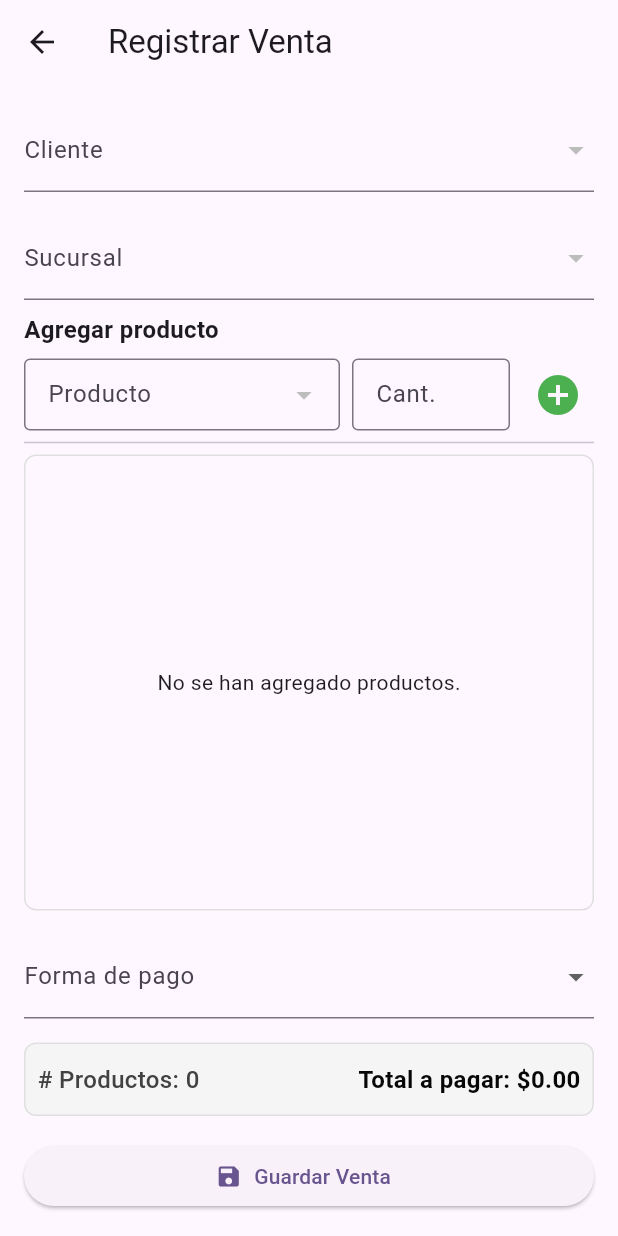
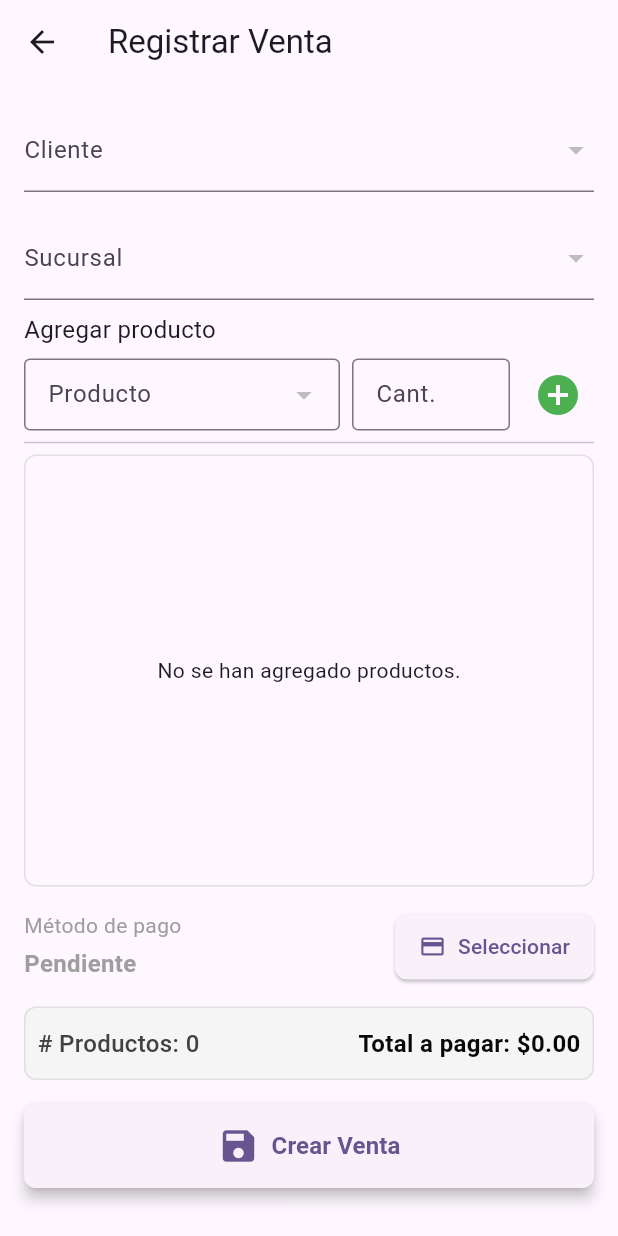
Before and after one commit to dmr617805/proyectofinal, a Flutter app: the VentaFormScreen screen opened by its route, on a phone screen of 412 x 824 dp. Run offline on Flutter 3.47's test engine with Material 3 defaults, Android fonts, the phone set to English and light mode, and no system bars; our stand-ins replace shared_preferences, sqflite; accounts and stored records are empty.

Commit message:
se agrega metodo de pago y mejoras a ventas

```diff
--- a/lib/main.dart
+++ b/lib/main.dart
@@ -7,12 +7,14 @@ import 'package:proyectofinal/screens/cliente/cliente_form_screen.dart';
 import 'package:proyectofinal/screens/cliente/cliente_screen.dart';
 import 'package:proyectofinal/screens/home_page.dart';
 import 'package:proyectofinal/screens/login_screen.dart';
+import 'package:proyectofinal/screens/metodo_pago/metodo_pago_form_screen.dart';
 import 'package:proyectofinal/screens/producto/producto_form_screen.dart';
 import 'package:proyectofinal/screens/producto/producto_screen.dart';
 import 'package:proyectofinal/screens/sucursal/sucursal_form_screen.dart';
 import 'package:proyectofinal/screens/sucursal/sucursal_screen.dart';
 import 'package:proyectofinal/screens/venta/venta_form_screen.dart';
 import 'package:proyectofinal/viewmodels/cliente_viewmodel.dart';
+import 'package:proyectofinal/viewmodels/metodo_pago_viewmodel.dart';
 import 'package:proyectofinal/viewmodels/producto_viewmodel.dart';
 import 'package:proyectofinal/viewmodels/sucursal_viewmodel.dart';
 import 'package:proyectofinal/viewmodels/venta_viewmodel.dart';
@@ -33,6 +35,7 @@ class MyApp extends StatelessWidget {
         ChangeNotifierProvider(create: (_) => SucursalViewModel()),
         ChangeNotifierProvider(create: (_) => ProductoViewModel()),
         ChangeNotifierProvider(create: (_) => VentaViewModel()),
+        ChangeNotifierProvider(create: (_) => MetodoPagoViewmodel()),
         // ChangeNotifierProvider(create: (_) => UsuarioViewModel()),
       ],
       child: MaterialApp(
@@ -80,6 +83,9 @@ class MyApp extends StatelessWidget {
             case VentaFormScreen.routeName:
               return MaterialPageRoute(builder: (_) => const VentaFormScreen());
 
+            case MetodoPagoFormScreen.routeName:
+              return MaterialPageRoute(builder: (_) => const MetodoPagoFormScreen());
+
             default:
               return null;
           }
--- a/lib/screens/venta/venta_form_screen.dart
+++ b/lib/screens/venta/venta_form_screen.dart
@@ -2,6 +2,7 @@ import 'package:flutter/material.dart';
 import 'package:provider/provider.dart';
 import 'package:proyectofinal/models/cliente.dart';
 import 'package:proyectofinal/models/detalle_venta.dart';
+import 'package:proyectofinal/models/metodo_pago.dart';
 import 'package:proyectofinal/models/producto.dart';
 import 'package:proyectofinal/models/sucursal.dart';
 import 'package:proyectofinal/models/venta.dart';
@@ -9,6 +10,8 @@ import 'package:proyectofinal/viewmodels/cliente_viewmodel.dart';
 import 'package:proyectofinal/viewmodels/producto_viewmodel.dart';
 import 'package:proyectofinal/viewmodels/sucursal_viewmodel.dart';
 import 'package:proyectofinal/viewmodels/venta_viewmodel.dart';
+import 'package:proyectofinal/widgets/comun/boton_guardar.dart';
+import 'package:proyectofinal/widgets/metodo_pago/metodo_pago_selector.dart';
 import 'package:proyectofinal/widgets/venta/agregar_producto_widget.dart';
 import 'package:proyectofinal/widgets/venta/lista_detalle_productos_widget.dart';
 import 'package:proyectofinal/widgets/venta/totales_widget.dart';
@@ -24,13 +27,11 @@ class VentaFormScreen extends StatefulWidget {
 class _VentaFormScreenState extends State<VentaFormScreen> {
   Cliente? clienteSeleccionado;
   Sucursal? sucursalSeleccionada;
-  String? formaPagoSeleccionada;
   Producto? productoSeleccionado;
+  MetodoPago? metodoPagoSeleccionado;
   final TextEditingController cantidadController = TextEditingController();
   final List<DetalleVenta> detalles = [];
-
-
-  final formasDePago = ['Efectivo', 'Tarjeta', 'Transferencia'];
+  bool _guardandoVenta = false;
 
   @override
   void initState() {
@@ -53,7 +54,7 @@ class _VentaFormScreenState extends State<VentaFormScreen> {
     await Provider.of<ProductoViewModel>(context, listen: false).cargarProductosConInventario();
   }
 
-  void agregarProducto(Producto producto, int cantidad) {
+  void _agregarProducto(Producto producto, int cantidad) {
     final index = detalles.indexWhere(
       (d) => d.idProducto == producto.idProducto,
     );
@@ -74,24 +75,24 @@ class _VentaFormScreenState extends State<VentaFormScreen> {
     setState(() {});
   }
 
-  void eliminarProducto(int index) {
-  setState(() {
-    detalles.removeAt(index);
-  });
-}
+  void _eliminarProducto(int index) {
+    setState(() {
+      detalles.removeAt(index);
+    });
+  }
 
-  double calcularTotal() {
+  double _calcularTotal() {
     return detalles.fold(0.0, (total, d) => total + d.precioUnitario * d.cantidad);
   }
 
-  int calcularCantidadTotal() {
+  int _calcularCantidadTotal() {
     return detalles.fold(0, (sum, d) => sum + d.cantidad);
   }
 
-  void guardarVenta() async {
+  void _guardarVenta() async {
     if (clienteSeleccionado == null ||
         sucursalSeleccionada == null ||
-        formaPagoSeleccionada == null ||
+        metodoPagoSeleccionado == null ||
         detalles.isEmpty) {
       ScaffoldMessenger.of(context).showSnackBar(
         const SnackBar(content: Text('Por favor completa todos los campos.')),
@@ -99,11 +100,15 @@ class _VentaFormScreenState extends State<VentaFormScreen> {
       return;
     }
 
+    setState(() {
+      _guardandoVenta = true;
+    });
+
     final venta = Venta(
       idCliente: clienteSeleccionado!.idCliente!,
       idSucursal: sucursalSeleccionada!.idSucursal!,
-      idMetodoPago: 1,
-      total: calcularTotal(),
+      idMetodoPago: metodoPagoSeleccionado!.idMetodoPago!,
+      total: _calcularTotal(),
       fecha: DateTime.now(),
     );
 
@@ -111,6 +116,12 @@ class _VentaFormScreenState extends State<VentaFormScreen> {
       context,
       listen: false,
     ).registrarVenta(venta, detalles);
+
+    if (mounted) {
+      setState(() {
+        _guardandoVenta = false;
+      });
+    }
 
     Navigator.pop(context);
   }
@@ -157,41 +168,39 @@ class _VentaFormScreenState extends State<VentaFormScreen> {
             /// Agregar producto
             AgregarProductoWidget(
               productos: productoVM.productos,
-              onAgregar: agregarProducto,
+              onAgregar: _agregarProducto,
             ),
 
             const Divider(),
 
             ListaDetalleProductosWidget(
               detalles: detalles,
-              onEliminar: eliminarProducto,
+              onEliminar: _eliminarProducto,
             ),
 
             const SizedBox(height: 16),
 
-            /// Forma de pago y resumen
-            DropdownButtonFormField<String>(
-              decoration: const InputDecoration(labelText: 'Forma de pago'),
-              value: formaPagoSeleccionada,
-              items: formasDePago
-                  .map((fp) => DropdownMenuItem(value: fp, child: Text(fp)))
-                  .toList(),
-              onChanged: (fp) => setState(() => formaPagoSeleccionada = fp),
+            /// Metodo de pago
+            MetodoPagoSelector(
+              metodoPagoSeleccionado: metodoPagoSeleccionado,
+              onMetodoSeleccionado: (metodo) {
+                setState(() {
+                  metodoPagoSeleccionado = metodo;
+                });
+              },
             ),
             const SizedBox(height: 16),
             TotalesWidget(
-              totalProductos: calcularCantidadTotal(),
-              totalPagar: calcularTotal(),
+              totalProductos: _calcularCantidadTotal(),
+              totalPagar: _calcularTotal(),
             ),
             const SizedBox(height: 16),
-            SizedBox(
-              width: double.infinity,
-              child: ElevatedButton.icon(
-                icon: const Icon(Icons.save),
-                label: const Text('Guardar Venta'),
-                onPressed: guardarVenta,
-              ),
+            BotonGuardar(
+              isLoading: _guardandoVenta,
+              texto: 'Crear Venta',
+              onPressed: _guardarVenta
             ),
+             const SizedBox(height: 16),
           ],
         ),
       ),
--- /dev/null
+++ b/lib/viewmodels/metodo_pago_viewmodel.dart
@@ -0,0 +1,15 @@
+import 'package:flutter/material.dart';
+import 'package:proyectofinal/models/metodo_pago.dart';
+import 'package:proyectofinal/repositories/metodo_pago_repository.dart';
+
+class MetodoPagoViewmodel with ChangeNotifier {
+  final MetodoPagoRepository _repo = MetodoPagoRepository();
+  List<MetodoPago> _metodosPago = [];
+  List<MetodoPago> get metodosPago => _metodosPago;
+
+  // Cargar Metodos de pago
+  Future<void> cargarMetodosPago() async {
+    _metodosPago = await _repo.obtenerTodos();
+    notifyListeners();
+  }
+}
--- /dev/null
+++ b/lib/widgets/comun/boton_guardar.dart
@@ -0,0 +1,50 @@
+import 'package:flutter/material.dart';
+
+class BotonGuardar extends StatelessWidget {
+
+  final VoidCallback? onPressed;
+  final bool isLoading;
+  final String texto;
+
+
+  const BotonGuardar({
+    super.key,
+    required this.onPressed,
+    this.isLoading = false,
+    this.texto = 'Guardar',
+  });
+
+@override
+  Widget build(BuildContext context) {
+    return SizedBox(
+      width: double.infinity,
+      height: 56,
+      child: ElevatedButton.icon(
+        icon: isLoading
+            ? const SizedBox(
+                width: 24,
+                height: 24,
+                child: CircularProgressIndicator(
+                  color: Colors.white,
+                  strokeWidth: 2.5,
+                ),
+              )
+            : const Icon(Icons.save, size: 28),
+        label: Text(
+          isLoading ? 'Guardando...' : texto,
+          style: const TextStyle(fontSize: 16, fontWeight: FontWeight.bold),
+        ),
+        style: ElevatedButton.styleFrom(
+
+          shape: RoundedRectangleBorder(
+            borderRadius: BorderRadius.circular(8),
+          ),
+          elevation: 4,
+          padding: const EdgeInsets.symmetric(vertical: 12),
+        ),
+        onPressed: isLoading ? null : onPressed,
+      ),
+    );
+  }
+
+}
--- /dev/null
+++ b/lib/widgets/metodo_pago/metodo_pago_selector.dart
@@ -0,0 +1,72 @@
+import 'package:flutter/material.dart';
+import 'package:proyectofinal/models/metodo_pago.dart';
+import 'package:proyectofinal/screens/metodo_pago/metodo_pago_form_screen.dart';
+
+class MetodoPagoSelector extends StatelessWidget {
+  final MetodoPago? metodoPagoSeleccionado;
+  final ValueChanged<MetodoPago> onMetodoSeleccionado;
+
+  const MetodoPagoSelector({
+    super.key,
+    required this.metodoPagoSeleccionado,
+    required this.onMetodoSeleccionado,
+  });
+
+  @override
+  Widget build(BuildContext context) {
+    return Row(
+      crossAxisAlignment: CrossAxisAlignment.start,
+      mainAxisAlignment: MainAxisAlignment.spaceBetween,
+      children: [
+        Expanded(
+          child: Column(
+            crossAxisAlignment: CrossAxisAlignment.start,
+            children: [
+              const Text(
+                'Método de pago',
+                style: TextStyle(fontSize: 14, color: Colors.grey),
+              ),
+              const SizedBox(height: 4),
+              Text(
+                metodoPagoSeleccionado != null
+                    ? metodoPagoSeleccionado!.descripcion
+                    : 'Pendiente',
+                style: TextStyle(
+                  fontSize: 16,
+                  fontWeight: FontWeight.bold,
+                  color:
+                      metodoPagoSeleccionado != null
+                          ? Colors.black
+                          : Colors.grey,
+                ),
+              ),
+            ],
+          ),
+        ),
+        const SizedBox(width: 12),
+        ElevatedButton.icon(
+          onPressed: () async {
+            final metodo = await Navigator.pushNamed(
+              context,
+              MetodoPagoFormScreen.routeName,
+            );
+
+            if (metodo != null && metodo is MetodoPago) {
+              onMetodoSeleccionado(metodo);
+            }
+          },
+          icon: const Icon(Icons.payment),
+          label: Text(
+            metodoPagoSeleccionado != null ? 'Cambiar' : 'Seleccionar',
+          ),
+          style: ElevatedButton.styleFrom(
+            padding: const EdgeInsets.symmetric(horizontal: 16, vertical: 12),
+            shape: RoundedRectangleBorder(
+              borderRadius: BorderRadius.circular(8),
+            ),
+          ),
+        ),
+      ],
+    );
+  }
+}
--- a/lib/widgets/venta/agregar_producto_widget.dart
+++ b/lib/widgets/venta/agregar_producto_widget.dart
@@ -45,7 +45,7 @@ class _AgregarProductoWidgetState extends State<AgregarProductoWidget> {
       children: [
         const Text(
           'Agregar producto',
-          style: TextStyle(fontWeight: FontWeight.bold, fontSize: 16),
+          style: TextStyle(fontWeight: FontWeight.w400, fontSize: 16),
         ),
         const SizedBox(height: 8),
         Row(
```
Also changed, not shown: lib/database/database_helper.dart (+7 -9 lines), lib/models/metodo_pago.dart (+11 -7 lines), lib/repositories/metodo_pago_repository.dart (added, +19 -0 lines), lib/screens/cliente/cliente_form_screen.dart (+28 -8 lines), lib/screens/metodo_pago/metodo_pago_form_screen.dart (added, +102 -0 lines), lib/screens/producto/producto_form_screen.dart (+66 -29 lines), lib/screens/sucursal/sucursal_form_screen.dart (+19 -6 lines), lib/widgets/metodo_pago/metodo_pago_card.dart (added, +77 -0 lines).
